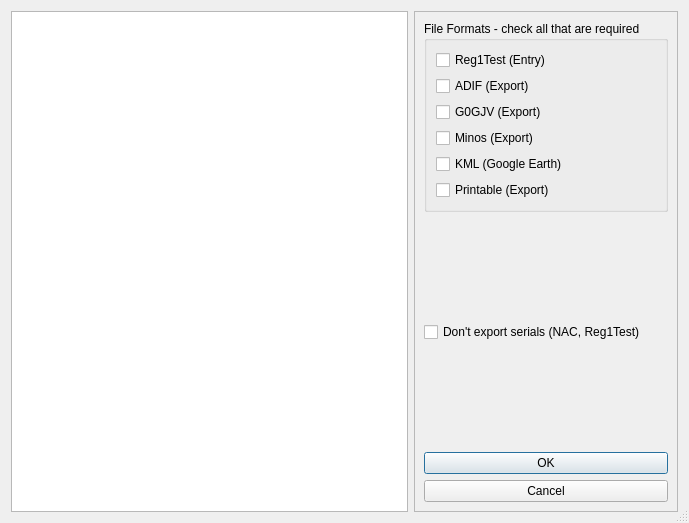
The window that mqt/MqtLogger/tentryoptionsform.ui (Rsclub22/Minos2-Mirror) describes before a commit, drawn with Qt 5.
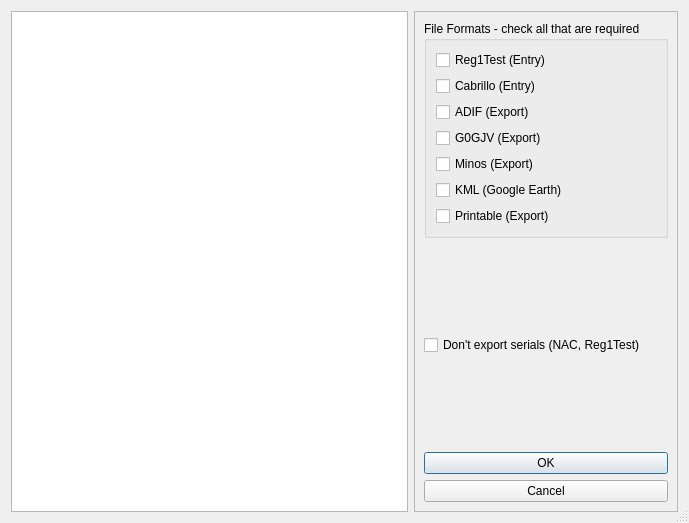
The same window after the commit.

Commit message: Scaffolding for Cabrillo export.

The edit to the form file:
```diff
--- a/mqt/MqtLogger/tentryoptionsform.ui
+++ b/mqt/MqtLogger/tentryoptionsform.ui
@@ -74,6 +74,13 @@
            </property>
           </widget>
          </item>
+         <item>
+          <widget class="QCheckBox" name="enrb6">
+           <property name="text">
+            <string>Cabrillo (Entry)</string>
+           </property>
+          </widget>
+         </item>
          <item>
           <widget class="QCheckBox" name="enrb1">
            <property name="text">
```
The commit also changes 8 other files.
